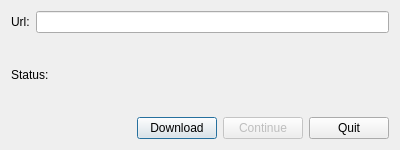
Old version of the form src/qt/forms/downloader.ui in the repository VeriConomy/vericoin.
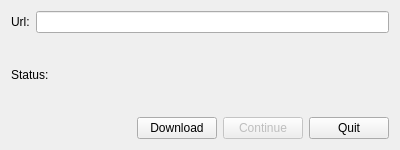
New version of the form.

```diff
--- a/src/qt/forms/downloader.ui
+++ b/src/qt/forms/downloader.ui
@@ -51,6 +51,9 @@
        <property name="text">
         <string>Download</string>
        </property>
+       <property name="autoDefault">
+        <bool>false</bool>
+       </property>
       </widget>
      </item>
      <item>
```
Left out of the diff: 6 changed lines with no effect on the pictures.
